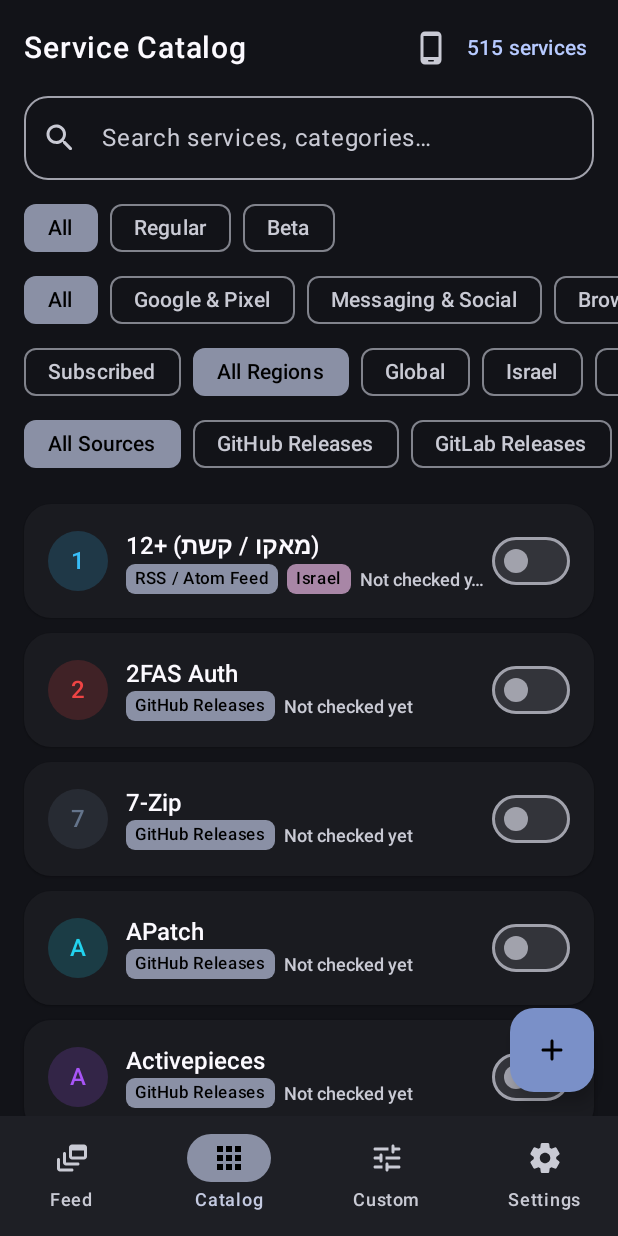
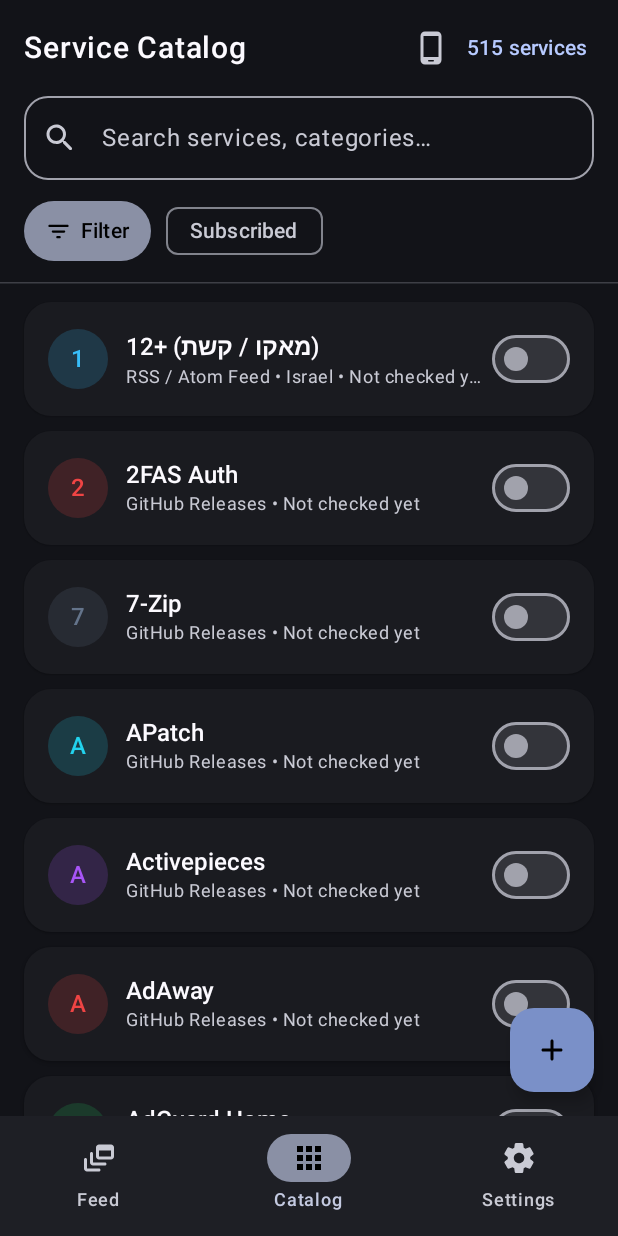
Before and after one commit to dor2500/update-pulse, an Android app built with Jetpack Compose: the screen it shows after launch (MainActivity), item 2 of the bottom bar chosen, on a phone screen of 412 x 824 dp. Run offline under Robolectric (Android 15) with nearby library versions, the phone set to English and light mode, and no system bars; our stand-ins replace Room's generated code; 1 statement that could not run was skipped.

Commit message:
refactor: clean up Catalog UI, filter sheet, 3-tab nav, and FAB spacing (v1.5.3)

```diff
--- a/app/build.gradle.kts
+++ b/app/build.gradle.kts
@@ -14,8 +14,8 @@ android {
         applicationId = "com.dor2500.updatepulse"
         minSdk = 26
         targetSdk = 35
-        versionCode = 9
-        versionName = "1.5.2"
+        versionCode = 10
+        versionName = "1.5.3"
 
         buildConfigField("String", "GITHUB_REPO", "\"dor2500/update-pulse\"")
 
--- a/app/src/main/java/com/dor2500/updatepulse/MainActivity.kt
+++ b/app/src/main/java/com/dor2500/updatepulse/MainActivity.kt
@@ -15,7 +15,6 @@ import androidx.compose.material.icons.rounded.Add
 import androidx.compose.material.icons.rounded.Apps
 import androidx.compose.material.icons.rounded.DynamicFeed
 import androidx.compose.material.icons.rounded.Settings
-import androidx.compose.material.icons.rounded.Tune
 import androidx.compose.material3.Badge
 import androidx.compose.material3.BadgedBox
 import androidx.compose.material3.FloatingActionButton
@@ -43,7 +42,6 @@ import com.dor2500.updatepulse.ui.MainViewModel
 import com.dor2500.updatepulse.ui.components.AddEditCustomSheet
 import com.dor2500.updatepulse.ui.components.AppUpdateDialog
 import com.dor2500.updatepulse.ui.screens.CatalogScreen
-import com.dor2500.updatepulse.ui.screens.CustomScreen
 import com.dor2500.updatepulse.ui.screens.FeedScreen
 import com.dor2500.updatepulse.ui.screens.SettingsScreen
 import com.dor2500.updatepulse.ui.theme.UpdatePulseTheme
@@ -51,7 +49,6 @@ import com.dor2500.updatepulse.ui.theme.UpdatePulseTheme
 private enum class NavTab(val labelRes: Int) {
     FEED(R.string.nav_feed),
     CATALOG(R.string.nav_catalog),
-    CUSTOM(R.string.nav_custom),
     SETTINGS(R.string.nav_settings)
 }
 
@@ -88,7 +85,6 @@ class MainActivity : AppCompatActivity() {
 @Composable
 private fun UpdatePulseRoot(viewModel: MainViewModel) {
     val services by viewModel.services.collectAsStateWithLifecycle()
-    val customServices by viewModel.customServices.collectAsStateWithLifecycle()
     val feedEvents by viewModel.feedEvents.collectAsStateWithLifecycle()
     val unreadCount by viewModel.unreadCount.collectAsStateWithLifecycle()
     val prefs by viewModel.preferences.collectAsStateWithLifecycle()
@@ -112,7 +108,7 @@ private fun UpdatePulseRoot(viewModel: MainViewModel) {
     Scaffold(
         snackbarHost = { SnackbarHost(snackbarHostState) },
         floatingActionButton = {
-            if (currentTab == NavTab.CUSTOM || currentTab == NavTab.CATALOG) {
+            if (currentTab == NavTab.CATALOG) {
                 FloatingActionButton(
                     onClick = {
                         editingCustomService = null
@@ -132,7 +128,6 @@ private fun UpdatePulseRoot(viewModel: MainViewModel) {
                     val icon = when (tab) {
                         NavTab.FEED -> Icons.Rounded.DynamicFeed
                         NavTab.CATALOG -> Icons.Rounded.Apps
-                        NavTab.CUSTOM -> Icons.Rounded.Tune
                         NavTab.SETTINGS -> Icons.Rounded.Settings
                     }
                     NavigationBarItem(
@@ -170,17 +165,6 @@ private fun UpdatePulseRoot(viewModel: MainViewModel) {
                     onToggleSubscription = viewModel::toggleSubscription,
                     onToggleNotifications = viewModel::toggleServiceNotifications,
                     onCheckService = viewModel::checkSingleService
-                )
-                NavTab.CUSTOM -> CustomScreen(
-                    customServices = customServices,
-                    onToggleSubscription = viewModel::toggleSubscription,
-                    onToggleNotifications = viewModel::toggleServiceNotifications,
-                    onCheckService = viewModel::checkSingleService,
-                    onEdit = { service ->
-                        editingCustomService = service
-                        showCustomSheet = true
-                    },
-                    onDelete = viewModel::deleteCustomService
                 )
                 NavTab.SETTINGS -> SettingsScreen(
                     preferences = prefs,
--- a/app/src/main/java/com/dor2500/updatepulse/ui/screens/CatalogScreen.kt
+++ b/app/src/main/java/com/dor2500/updatepulse/ui/screens/CatalogScreen.kt
@@ -1,10 +1,11 @@
 package com.dor2500.updatepulse.ui.screens
 
 import androidx.compose.foundation.background
-import androidx.compose.foundation.horizontalScroll
 import androidx.compose.foundation.layout.Arrangement
 import androidx.compose.foundation.layout.Box
 import androidx.compose.foundation.layout.Column
+import androidx.compose.foundation.layout.ExperimentalLayoutApi
+import androidx.compose.foundation.layout.FlowRow
 import androidx.compose.foundation.layout.PaddingValues
 import androidx.compose.foundation.layout.Row
 import androidx.compose.foundation.layout.Spacer
@@ -19,25 +20,32 @@ import androidx.compose.foundation.lazy.items
 import androidx.compose.foundation.rememberScrollState
 import androidx.compose.foundation.shape.CircleShape
 import androidx.compose.foundation.shape.RoundedCornerShape
+import androidx.compose.foundation.verticalScroll
 import androidx.compose.material.icons.Icons
 import androidx.compose.material.icons.rounded.Clear
+import androidx.compose.material.icons.rounded.FilterList
 import androidx.compose.material.icons.rounded.Notifications
 import androidx.compose.material.icons.rounded.NotificationsOff
 import androidx.compose.material.icons.rounded.PhoneAndroid
 import androidx.compose.material.icons.rounded.Refresh
 import androidx.compose.material.icons.rounded.Search
+import androidx.compose.material3.Button
 import androidx.compose.material3.CardDefaults
 import androidx.compose.material3.ElevatedCard
 import androidx.compose.material3.ExperimentalMaterial3Api
+import androidx.compose.material3.FilledTonalButton
 import androidx.compose.material3.FilterChip
+import androidx.compose.material3.HorizontalDivider
 import androidx.compose.material3.Icon
 import androidx.compose.material3.IconButton
 import androidx.compose.material3.MaterialTheme
+import androidx.compose.material3.ModalBottomSheet
+import androidx.compose.material3.OutlinedButton
 import androidx.compose.material3.OutlinedTextField
-import androidx.compose.material3.Surface
 import androidx.compose.material3.Switch
 import androidx.compose.material3.Text
 import androidx.compose.material3.TopAppBar
+import androidx.compose.material3.rememberModalBottomSheetState
 import androidx.compose.runtime.Composable
 import androidx.compose.runtime.getValue
 import androidx.compose.runtime.mutableStateOf
@@ -74,13 +82,21 @@ fun CatalogScreen(
     var selectedRegion by remember { mutableStateOf<ServiceRegion?>(null) }
     var selectedSourceType by remember { mutableStateOf<SourceType?>(null) }
     var subscribedOnly by remember { mutableStateOf(false) }
+    var showFilterSheet by remember { mutableStateOf(false) }
 
-    val hasActiveFilters = searchQuery.isNotBlank() ||
-        selectedChannel != ReleaseChannel.ALL ||
-        selectedCategory != null ||
-        selectedRegion != null ||
-        selectedSourceType != null ||
-        subscribedOnly
+    val activeSheetFilterCount = remember(
+        selectedChannel,
+        selectedCategory,
+        selectedRegion,
+        selectedSourceType
+    ) {
+        var count = 0
+        if (selectedChannel != ReleaseChannel.ALL) count++
+        if (selectedCategory != null) count++
+        if (selectedRegion != null) count++
+        if (selectedSourceType != null) count++
+        count
+    }
 
     val catalogServices = remember(
         services,
@@ -92,7 +108,6 @@ fun CatalogScreen(
         subscribedOnly
     ) {
         services
-            .filter { !it.isCustom }
             .filter { !subscribedOnly || it.isSubscribed }
             .filter {
                 when (selectedChannel) {
@@ -109,10 +124,6 @@ fun CatalogScreen(
                     it.name.contains(searchQuery, ignoreCase = true) ||
                     it.sourceUrlOrRepo.contains(searchQuery, ignoreCase = true)
             }
-    }
-
-    val categories = remember {
-        ServiceCategory.entries.filter { it != ServiceCategory.CUSTOM && it != ServiceCategory.BETA }
     }
 
     Column(modifier = Modifier.fillMaxSize()) {
@@ -156,115 +167,55 @@ fun CatalogScreen(
             shape = RoundedCornerShape(16.dp)
         )
 
-        Spacer(modifier = Modifier.height(8.dp))
+        Spacer(modifier = Modifier.height(10.dp))
 
         Row(
             modifier = Modifier
                 .fillMaxWidth()
-                .horizontalScroll(rememberScrollState())
                 .padding(horizontal = 16.dp),
-            horizontalArrangement = Arrangement.spacedBy(8.dp)
+            horizontalArrangement = Arrangement.spacedBy(10.dp),
+            verticalAlignment = Alignment.CenterVertically
         ) {
-            ReleaseChannel.entries.forEach { channel ->
-                FilterChip(
-                    selected = selectedChannel == channel,
-                    onClick = { selectedChannel = channel },
-                    label = { Text(stringResource(channel.labelRes)) }
+            FilledTonalButton(
+                onClick = { showFilterSheet = true },
+                contentPadding = PaddingValues(horizontal = 14.dp, vertical = 8.dp)
+            ) {
+                Icon(
+                    imageVector = Icons.Rounded.FilterList,
+                    contentDescription = null,
+                    modifier = Modifier.size(18.dp)
+                )
+                Spacer(modifier = Modifier.width(6.dp))
+                Text(
+                    text = if (activeSheetFilterCount > 0) {
+                        stringResource(R.string.catalog_filter_button_count, activeSheetFilterCount)
+                    } else {
+                        stringResource(R.string.catalog_filter_button)
+                    }
                 )
             }
-        }
 
-        Row(
-            modifier = Modifier
-                .fillMaxWidth()
-                .horizontalScroll(rememberScrollState())
-                .padding(horizontal = 16.dp),
-            horizontalArrangement = Arrangement.spacedBy(8.dp)
-        ) {
-            FilterChip(
-                selected = selectedCategory == null,
-                onClick = { selectedCategory = null },
-                label = { Text(stringResource(R.string.catalog_all_categories)) }
-            )
-            categories.forEach { category ->
-                FilterChip(
-                    selected = selectedCategory == category,
-                    onClick = {
-                        selectedCategory = if (selectedCategory == category) null else category
-                    },
-                    label = { Text(stringResource(category.labelRes)) }
-                )
-            }
-        }
-
-        Row(
-            modifier = Modifier
-                .fillMaxWidth()
-                .horizontalScroll(rememberScrollState())
-                .padding(horizontal = 16.dp),
-            horizontalArrangement = Arrangement.spacedBy(8.dp)
-        ) {
             FilterChip(
                 selected = subscribedOnly,
                 onClick = { subscribedOnly = !subscribedOnly },
                 label = { Text(stringResource(R.string.catalog_subscribed_only)) }
             )
-            FilterChip(
-                selected = selectedRegion == null,
-                onClick = { selectedRegion = null },
-                label = { Text(stringResource(R.string.catalog_all_regions)) }
-            )
-            ServiceRegion.entries.forEach { region ->
-                FilterChip(
-                    selected = selectedRegion == region,
-                    onClick = {
-                        selectedRegion = if (selectedRegion == region) null else region
-                    },
-                    label = { Text(stringResource(region.labelRes)) }
-                )
-            }
         }
 
-        Row(
-            modifier = Modifier
-                .fillMaxWidth()
-                .horizontalScroll(rememberScrollState())
-                .padding(horizontal = 16.dp),
-            horizontalArrangement = Arrangement.spacedBy(8.dp)
-        ) {
-            if (hasActiveFilters) {
-                FilterChip(
-                    selected = false,
-                    onClick = {
-                        searchQuery = ""
-                        selectedChannel = ReleaseChannel.ALL
-                        selectedCategory = null
-                        selectedRegion = null
-                        selectedSourceType = null
-                        subscribedOnly = false
-                    },
-                    label = { Text(stringResource(R.string.catalog_reset_filters)) }
+        Spacer(modifier = Modifier.height(10.dp))
+
+        HorizontalDivider(
+            color = MaterialTheme.colorScheme.outlineVariant.copy(alpha = 0.4f)
         )
-            }
-            FilterChip(
-                selected = selectedSourceType == null,
-                onClick = { selectedSourceType = null },
-                label = { Text(stringResource(R.string.catalog_all_sources)) }
-            )
-            SourceType.entries.forEach { source ->
-                FilterChip(
-                    selected = selectedSourceType == source,
-                    onClick = {
-                        selectedSourceType = if (selectedSourceType == source) null else source
-                    },
-                    label = { Text(stringResource(source.labelRes)) }
-                )
-            }
-        }
 
         LazyColumn(
             modifier = Modifier.fillMaxSize(),
-            contentPadding = PaddingValues(16.dp),
+            contentPadding = PaddingValues(
+                start = 16.dp,
+                top = 12.dp,
+                end = 16.dp,
+                bottom = 96.dp
+            ),
             verticalArrangement = Arrangement.spacedBy(10.dp)
         ) {
             items(catalogServices, key = { it.id }) { service ->
@@ -277,6 +228,196 @@ fun CatalogScreen(
             }
         }
     }
+
+    if (showFilterSheet) {
+        CatalogFilterBottomSheet(
+            initialChannel = selectedChannel,
+            initialCategory = selectedCategory,
+            initialRegion = selectedRegion,
+            initialSourceType = selectedSourceType,
+            onApply = { channel, category, region, sourceType ->
+                selectedChannel = channel
+                selectedCategory = category
+                selectedRegion = region
+                selectedSourceType = sourceType
+                showFilterSheet = false
+            },
+            onDismiss = { showFilterSheet = false }
+        )
+    }
+}
+
+@OptIn(ExperimentalMaterial3Api::class, ExperimentalLayoutApi::class)
+@Composable
+private fun CatalogFilterBottomSheet(
+    initialChannel: ReleaseChannel,
+    initialCategory: ServiceCategory?,
+    initialRegion: ServiceRegion?,
+    initialSourceType: SourceType?,
+    onApply: (ReleaseChannel, ServiceCategory?, ServiceRegion?, SourceType?) -> Unit,
+    onDismiss: () -> Unit
+) {
+    var draftChannel by remember { mutableStateOf(initialChannel) }
+    var draftCategory by remember { mutableStateOf(initialCategory) }
+    var draftRegion by remember { mutableStateOf(initialRegion) }
+    var draftSourceType by remember { mutableStateOf(initialSourceType) }
+
+    val categories = remember {
+        ServiceCategory.entries.filter { it != ServiceCategory.BETA }
+    }
+
+    ModalBottomSheet(
+        onDismissRequest = onDismiss,
+        sheetState = rememberModalBottomSheetState(skipPartiallyExpanded = true)
+    ) {
+        Column(
+            modifier = Modifier
+                .fillMaxWidth()
+                .padding(horizontal = 20.dp)
+                .padding(bottom = 24.dp)
+        ) {
+            Text(
+                text = stringResource(R.string.catalog_filter_sheet_title),
+                style = MaterialTheme.typography.titleLarge
+            )
+
+            Spacer(modifier = Modifier.height(16.dp))
+
+            Column(
+                modifier = Modifier
+                    .weight(1f, fill = false)
+                    .verticalScroll(rememberScrollState()),
+                verticalArrangement = Arrangement.spacedBy(16.dp)
+            ) {
+                FilterSection(title = stringResource(R.string.filter_section_channel)) {
+                    FlowRow(
+                        horizontalArrangement = Arrangement.spacedBy(8.dp),
+                        verticalArrangement = Arrangement.spacedBy(4.dp)
+                    ) {
+                        ReleaseChannel.entries.forEach { channel ->
+                            FilterChip(
+                                selected = draftChannel == channel,
+                                onClick = { draftChannel = channel },
+                                label = { Text(stringResource(channel.labelRes)) }
+                            )
+                        }
+                    }
+                }
+
+                FilterSection(title = stringResource(R.string.filter_section_category)) {
+                    FlowRow(
+                        horizontalArrangement = Arrangement.spacedBy(8.dp),
+                        verticalArrangement = Arrangement.spacedBy(4.dp)
+                    ) {
+                        FilterChip(
+                            selected = draftCategory == null,
+                            onClick = { draftCategory = null },
+                            label = { Text(stringResource(R.string.catalog_all_categories)) }
+                        )
+                        categories.forEach { category ->
+                            FilterChip(
+                                selected = draftCategory == category,
+                                onClick = {
+                                    draftCategory = if (draftCategory == category) null else category
+                                },
+                                label = { Text(stringResource(category.labelRes)) }
+                            )
+                        }
+                    }
+                }
+
+                FilterSection(title = stringResource(R.string.filter_section_region)) {
+                    FlowRow(
+                        horizontalArrangement = Arrangement.spacedBy(8.dp),
+                        verticalArrangement = Arrangement.spacedBy(4.dp)
+                    ) {
+                        FilterChip(
+                            selected = draftRegion == null,
+                            onClick = { draftRegion = null },
+                            label = { Text(stringResource(R.string.catalog_all_regions)) }
+                        )
+                        ServiceRegion.entries.forEach { region ->
+                            FilterChip(
+                                selected = draftRegion == region,
+                                onClick = {
+                                    draftRegion = if (draftRegion == region) null else region
+                                },
+                                label = { Text(stringResource(region.labelRes)) }
+                            )
+                        }
+                    }
+                }
+
+                FilterSection(title = stringResource(R.string.filter_section_source)) {
+                    FlowRow(
+                        horizontalArrangement = Arrangement.spacedBy(8.dp),
+                        verticalArrangement = Arrangement.spacedBy(4.dp)
+                    ) {
+                        FilterChip(
+                            selected = draftSourceType == null,
+                            onClick = { draftSourceType = null },
+                            label = { Text(stringResource(R.string.catalog_all_sources)) }
+                        )
+                        SourceType.entries.forEach { source ->
+                            FilterChip(
+                                selected = draftSourceType == source,
+                                onClick = {
+                                    draftSourceType = if (draftSourceType == source) null else source
+                                },
+                                label = { Text(stringResource(source.labelRes)) }
+                            )
+                        }
+                    }
+                }
+            }
+
+            Spacer(modifier = Modifier.height(16.dp))
+            HorizontalDivider(
+                color = MaterialTheme.colorScheme.outlineVariant.copy(alpha = 0.4f)
+            )
+            Spacer(modifier = Modifier.height(12.dp))
+
+            Row(
+                modifier = Modifier.fillMaxWidth(),
+                horizontalArrangement = Arrangement.spacedBy(12.dp)
+            ) {
+                OutlinedButton(
+                    onClick = {
+                        draftChannel = ReleaseChannel.ALL
+                        draftCategory = null
+                        draftRegion = null
+                        draftSourceType = null
+                    },
+                    modifier = Modifier.weight(1f)
+                ) {
+                    Text(stringResource(R.string.catalog_reset_filters))
+                }
+                Button(
+                    onClick = {
+                        onApply(draftChannel, draftCategory, draftRegion, draftSourceType)
+                    },
+                    modifier = Modifier.weight(1f)
+                ) {
+                    Text(stringResource(R.string.btn_apply))
+                }
+            }
+        }
+    }
+}
+
+@Composable
+private fun FilterSection(
+    title: String,
+    content: @Composable () -> Unit
+) {
+    Column(verticalArrangement = Arrangement.spacedBy(6.dp)) {
+        Text(
+            text = title,
+            style = MaterialTheme.typography.titleSmall,
+            color = MaterialTheme.colorScheme.onSurfaceVariant
+        )
+        content()
+    }
 }
 
 @Composable
@@ -287,6 +428,17 @@ private fun CatalogServiceCard(
     onCheckNow: () -> Unit
 ) {
     val accent = Color(service.accentColorHex)
+    val sourceLabel = stringResource(service.sourceType.labelRes)
+    val regionLabel = if (service.region != ServiceRegion.GLOBAL) {
+        stringResource(service.region.labelRes)
+    } else {
+        null
+    }
+    val versionLabel = service.lastKnownVersion?.let {
+        stringResource(R.string.catalog_latest_version, it)
+    } ?: stringResource(R.string.catalog_not_checked)
+    val metadataLine = listOfNotNull(sourceLabel, regionLabel, versionLabel)
+        .joinToString(" • ")
 
     ElevatedCard(
         modifier = Modifier.fillMaxWidth(),
@@ -327,44 +479,13 @@ private fun CatalogServiceCard(
                     overflow = TextOverflow.Ellipsis
                 )
                 Spacer(modifier = Modifier.height(2.dp))
-                Row(
-                    verticalAlignment = Alignment.CenterVertically,
-                    horizontalArrangement = Arrangement.spacedBy(6.dp)
-                ) {
-                    Surface(
-                        color = MaterialTheme.colorScheme.secondaryContainer,
-                        shape = RoundedCornerShape(6.dp)
-                    ) {
                 Text(
-                            text = stringResource(service.sourceType.labelRes),
-                            style = MaterialTheme.typography.labelSmall,
-                            color = MaterialTheme.colorScheme.onSecondaryContainer,
-                            modifier = Modifier.padding(horizontal = 6.dp, vertical = 2.dp)
-                        )
-                    }
-                    if (service.region != ServiceRegion.GLOBAL) {
-                        Surface(
-                            color = MaterialTheme.colorScheme.tertiaryContainer,
-                            shape = RoundedCornerShape(6.dp)
-                        ) {
-                            Text(
-                                text = stringResource(service.region.labelRes),
-                                style = MaterialTheme.typography.labelSmall,
-                                color = MaterialTheme.colorScheme.onTertiaryContainer,
-                                modifier = Modifier.padding(horizontal = 6.dp, vertical = 2.dp)
-                            )
-                        }
-                    }
-                    Text(
-                        text = service.lastKnownVersion?.let {
-                            stringResource(R.string.catalog_latest_version, it)
-                        } ?: stringResource(R.string.catalog_not_checked),
-                        style = MaterialTheme.typography.labelMedium,
+                    text = metadataLine,
+                    style = MaterialTheme.typography.bodySmall,
                     color = MaterialTheme.colorScheme.onSurfaceVariant,
                     maxLines = 1,
                     overflow = TextOverflow.Ellipsis
                 )
-                }
                 service.lastError?.takeIf { it.isNotBlank() }?.let { err ->
                     Spacer(modifier = Modifier.height(2.dp))
                     Text(
--- a/app/src/main/res/values/strings.xml
+++ b/app/src/main/res/values/strings.xml
@@ -34,6 +34,14 @@
     <string name="catalog_all_regions">All Regions</string>
     <string name="catalog_all_sources">All Sources</string>
     <string name="catalog_reset_filters">Reset</string>
+    <string name="catalog_filter_button">Filter</string>
+    <string name="catalog_filter_button_count">Filter (%1$d)</string>
+    <string name="catalog_filter_sheet_title">Filter Services</string>
+    <string name="filter_section_channel">Channel</string>
+    <string name="filter_section_category">Category</string>
+    <string name="filter_section_region">Country / Region</string>
+    <string name="filter_section_source">Source</string>
+    <string name="btn_apply">Apply</string>
     <string name="catalog_subscribed_only">Subscribed</string>
     <string name="catalog_count">%1$d services</string>
     <string name="catalog_error">Error: %1$s</string>
```
Also changed, not shown: 1 other file. Lines whose indentation alone changed are shown as unchanged.
